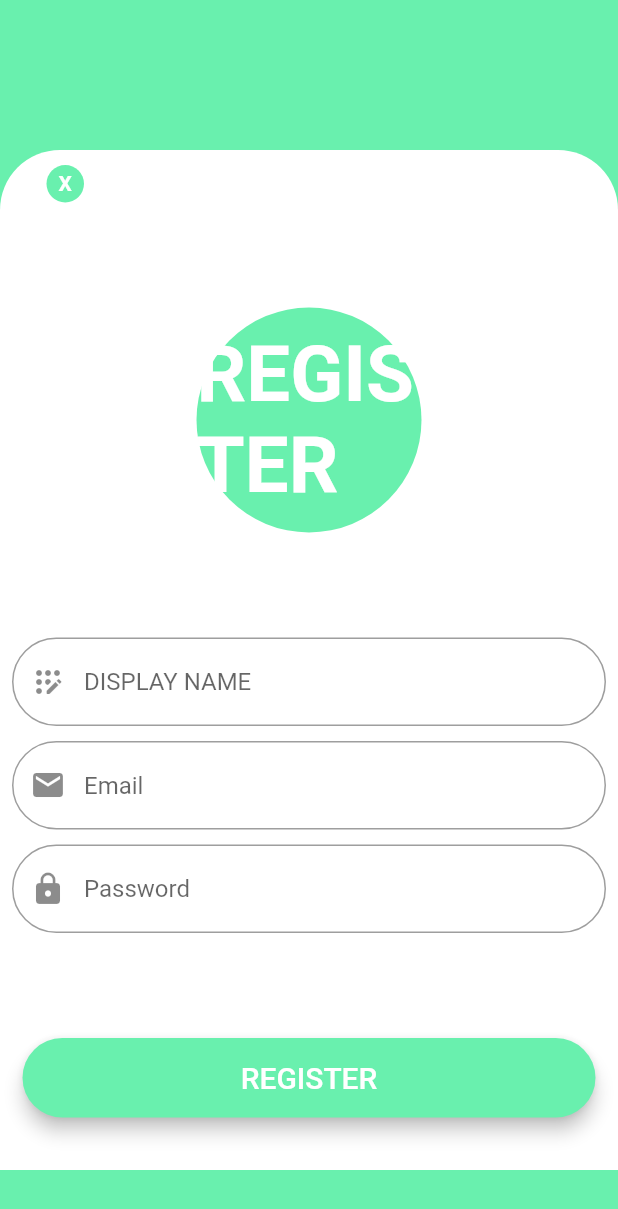
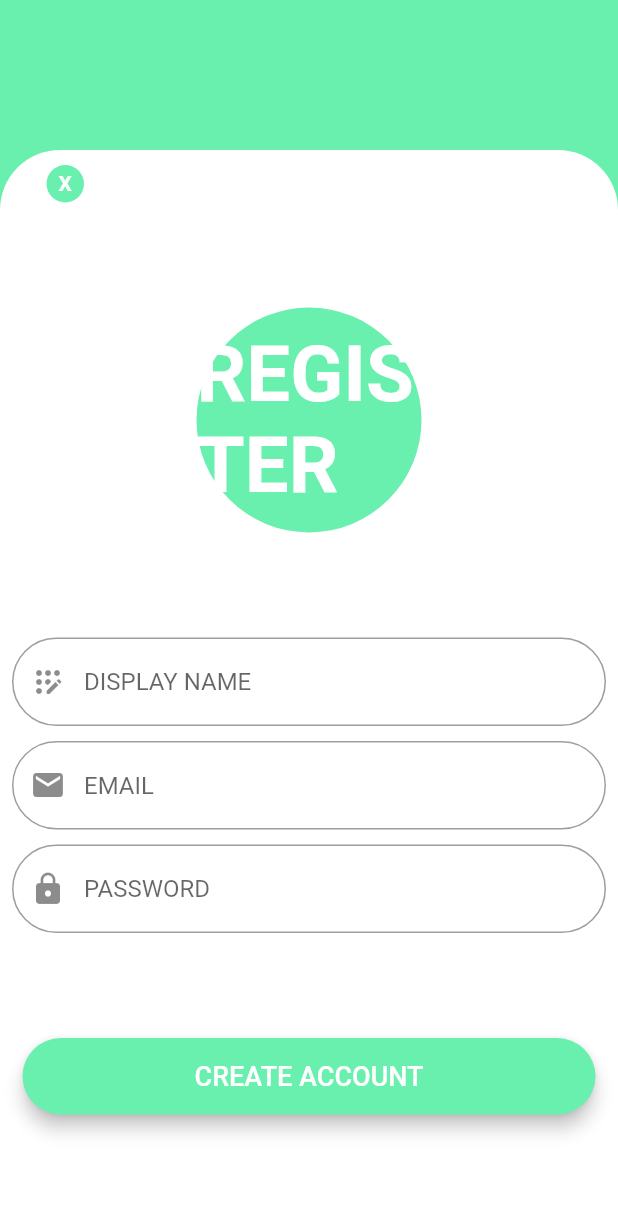
Before and after one commit to anubhavmishra7/LoginPage-Verzeo, a Flutter app: the RegisterPage screen opened by its route, on a phone screen of 412 x 824 dp. Shown: the top 1209 px of the screen. Run offline on Flutter 3.47's test engine with Material 2 defaults, Android fonts, the phone set to English and light mode, and no system bars; network calls fail.

Commit message:
day1 completed

```diff
--- a/lib/pages/register_page.dart
+++ b/lib/pages/register_page.dart
@@ -16,6 +16,7 @@ class _RegisterPageState extends State<RegisterPage> {
   Widget build(BuildContext context) {
     return Material(
       color: Colors.greenAccent,
+      child: SingleChildScrollView(
         child: Column(children: [
           Padding(
             padding: const EdgeInsets.only(top: 100.0),
@@ -88,7 +89,7 @@ class _RegisterPageState extends State<RegisterPage> {
                             padding: EdgeInsets.all(0),
                             child: Icon(Icons.mail),
                           ),
-                        hintText: 'Email',
+                          hintText: 'EMAIL',
                           border: OutlineInputBorder(
                               borderRadius: BorderRadius.circular(40)))),
                     ),
@@ -102,7 +103,7 @@ class _RegisterPageState extends State<RegisterPage> {
                             padding: EdgeInsets.all(0),
                             child: Icon(Icons.lock),
                           ),
-                        hintText: 'Password',
+                          hintText: 'PASSWORD',
                           border: OutlineInputBorder(
                               borderRadius: BorderRadius.circular(40)))),
                     ),
@@ -110,7 +111,8 @@ class _RegisterPageState extends State<RegisterPage> {
                   Padding(
                     padding: EdgeInsets.only(top: 70, left: 15, right: 15),
                     child: TextButton(
-                    child: Text('REGISTER', style: TextStyle(fontSize: 20)),
+                      child: Text('CREATE ACCOUNT',
+                          style: TextStyle(fontSize: 18)),
                       style: TextButton.styleFrom(
                           primary: Colors.white,
                           //onSurface: Colors.white,
@@ -133,13 +135,14 @@ class _RegisterPageState extends State<RegisterPage> {
               )),
 
               width: double.infinity,
-            height: 680,
+              height: 760,
               //constraints: BoxConstraints.expand(),
 
               decoration: BoxDecoration(
                 color: Colors.white,
                 borderRadius: BorderRadius.only(
-                  topLeft: Radius.circular(40), topRight: Radius.circular(40)),
+                    topLeft: Radius.circular(40),
+                    topRight: Radius.circular(40)),
 
                 //color: Colors.greenAccent,
               ),
@@ -179,6 +182,7 @@ class _RegisterPageState extends State<RegisterPage> {
           //     textScaleFactor: 1.0,
           //   ),
         ]),
+      ),
     );
   }
 }
```
Lines whose indentation alone changed are shown as unchanged.
